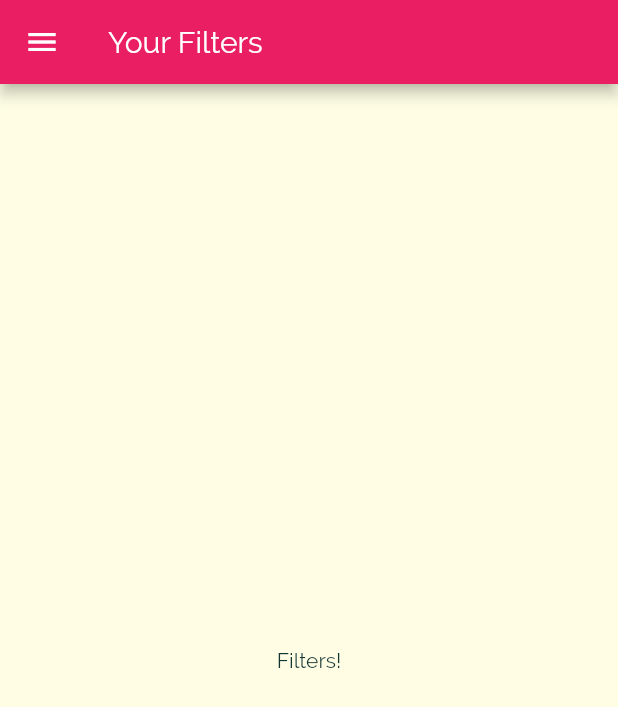
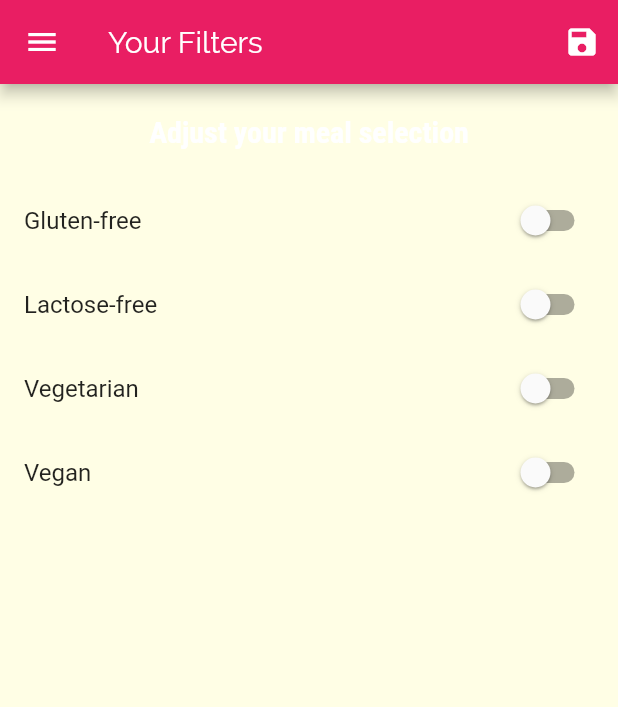
Before and after one commit to josephvisaac/mealsApp, a Flutter app: the FiltersScreen screen opened by its route, on a phone screen of 412 x 824 dp. Shown: the top 707 px of the screen. Run offline on Flutter 3.47's test engine with Material 2 defaults, Android fonts, the phone set to English and light mode, and no system bars.

Commit message:
9/8 beginning

```diff
--- a/lib/main.dart
+++ b/lib/main.dart
@@ -1,13 +1,50 @@
 import 'package:flutter/material.dart';
+import 'package:mealsApp/dummy_data.dart';
 import 'package:mealsApp/screens/filters_screen.dart';
 import 'screens/tabs_screen.dart';
+import './models/meal.dart';
 import './screens/meal_detail_screen.dart';
-import 'package:mealsApp/screens/category_meals_screen.dart';
+import './screens/category_meals_screen.dart';
 // import 'screens/categories_screen.dart';
 
 void main() => runApp(MyApp());
 
-class MyApp extends StatelessWidget {
+class MyApp extends StatefulWidget {
+  @override
+  _MyAppState createState() => _MyAppState();
+}
+
+class _MyAppState extends State<MyApp> {
+  List<Meal> _availableMeals = DUMMY_MEALS;
+  Map<String, bool> _filters = {
+    'gluten': false,
+    'lactose': false,
+    'vegetarian': false,
+    'vegan': false,
+  };
+
+  void _setFilters(Map<String, bool> filterData) {
+    setState(() {
+      _filters = filterData;
+      _availableMeals = DUMMY_MEALS.where((meal) {
+        if (_filters['gluten'] && !meal.isGlutenFree) {
+          return false;
+        }
+        if (_filters['lactose'] && !meal.isLactoseFree) {
+          return false;
+        }
+        if (_filters['vegetarian'] && !meal.isVegetarian) {
+          return false;
+        }
+        if (_filters['vegan'] && !meal.isVegan) {
+          return false;
+        }
+
+        return true;
+      }).toList();
+    });
+  }
+
   @override
   Widget build(BuildContext context) {
     return MaterialApp(
@@ -34,12 +71,16 @@ class MyApp extends StatelessWidget {
       ),
       home: TabsScreen(),
       routes: {
-        CategoryMealsScreen.route: (ctx) => CategoryMealsScreen(),
+        CategoryMealsScreen.route: (ctx) =>
+            CategoryMealsScreen(_availableMeals),
         MealDetailScreen.route: (ctx) => MealDetailScreen(),
-        FiltersScreen.route: (ctx) => FiltersScreen(),
+        FiltersScreen.route: (ctx) => FiltersScreen(
+              saveFilters: _setFilters,
+              filters: _filters,
+            ),
       },
-        //onGenerateRoute is helpful for other apps
-        //onUnknownRoute is your 404 for mobile basically
+      //onGenerateRoute is helpful for other apps
+      //onUnknownRoute is your 404 for mobile basically
     );
   }
 }
--- a/lib/screens/category_meals_screen.dart
+++ b/lib/screens/category_meals_screen.dart
@@ -6,6 +6,8 @@ import '../models/meal.dart';
 
 class CategoryMealsScreen extends StatefulWidget {
   static const route = '/selectedCategory';
+  final List<Meal> availableMeals;
+  CategoryMealsScreen(this.availableMeals);
 
   @override
   _CategoryMealsScreenState createState() => _CategoryMealsScreenState();
@@ -22,7 +24,7 @@ class _CategoryMealsScreenState extends State<CategoryMealsScreen> {
       Map arguments = ModalRoute.of(context).settings.arguments;
       final categoryId = arguments['id'];
       categoryTitle = arguments['title'];
-      displayMeals = DUMMY_MEALS
+      displayMeals = widget.availableMeals
           .where((meal) => meal.categories.contains(categoryId))
           .toList();
       _loadedInitData = true;
--- a/lib/screens/favorites_screen.dart
+++ b/lib/screens/favorites_screen.dart
@@ -3,7 +3,8 @@ class FavoritesScreen extends StatelessWidget {
   @override
   Widget build(BuildContext context) {
     return Container(
-
+      alignment: Alignment.center,
+      child: Text('You have no favorites yet - start adding some!'),
     );
   }
 }
--- a/lib/screens/filters_screen.dart
+++ b/lib/screens/filters_screen.dart
@@ -1,17 +1,121 @@
 import 'package:flutter/material.dart';
 import './main_drawer.dart';
-class FiltersScreen extends StatelessWidget {
+
+class FiltersScreen extends StatefulWidget {
+  final Function saveFilters;
+  final filters;
   static const route = '/filtersScreen';
+  FiltersScreen({this.saveFilters, this.filters});
+  @override
+  _FiltersScreenState createState() => _FiltersScreenState();
+}
+
+class _FiltersScreenState extends State<FiltersScreen> {
+  bool _glutenFree = false;
+  bool _vegetarian = false;
+  bool _vegan = false;
+  bool _lactoseFree = false;
+  @override
+  void initState() {
+    _glutenFree = widget.filters['gluten'];
+    _vegetarian = widget.filters['vegetarian'];
+    _vegan = widget.filters['vegan'];
+    _lactoseFree  = widget.filters['lactose'];
+
+    super.initState();
+  }
+
+  Widget _buildSwitchListTile(
+    String title,
+    String description,
+    bool currentValue,
+    Function updateValue,
+  ) {
+    return SwitchListTile(
+      value: currentValue,
+      title: Text(title),
+      onChanged: updateValue,
+    );
+  }
+
   @override
   Widget build(BuildContext context) {
     return Scaffold(
       drawer: MainDrawer(),
       appBar: AppBar(
         title: Text('Your Filters'),
+        actions: [
+          IconButton(
+            icon: Icon(Icons.save),
+            onPressed: () {
+              final selectedFilters = {
+                'gluten': _glutenFree,
+                'lactose': _lactoseFree,
+                'vegetarian': _vegetarian,
+                'vegan': _vegan,
+              };
+              widget.saveFilters(selectedFilters);
+            },
+          ),
+        ],
       ),
-      body: Center(
-      child: Text('Filters!'),
-    ),
+      body: Column(
+        children: [
+          Container(
+            padding: EdgeInsets.all(20),
+            child: Text(
+              'Adjust your meal selection',
+              style: Theme.of(context).textTheme.headline6,
+            ),
+          ),
+          Expanded(
+            child: ListView(
+              children: [
+                _buildSwitchListTile(
+                  'Gluten-free',
+                  'Only include gluten-free meals',
+                  _glutenFree,
+                  (bool newValue) {
+                    setState(() {
+                      _glutenFree = newValue;
+                    });
+                  },
+                ),
+                _buildSwitchListTile(
+                  'Lactose-free',
+                  'Only include Lactose-free meals',
+                  _lactoseFree,
+                  (bool newValue) {
+                    setState(() {
+                      _lactoseFree = newValue;
+                    });
+                  },
+                ),
+                _buildSwitchListTile(
+                  'Vegetarian',
+                  'Only include vegetarian meals',
+                  _vegetarian,
+                  (bool newValue) {
+                    setState(() {
+                      _vegetarian = newValue;
+                    });
+                  },
+                ),
+                _buildSwitchListTile(
+                  'Vegan',
+                  'Only include vegan meals',
+                  _vegan,
+                  (bool newValue) {
+                    setState(() {
+                      _vegan = newValue;
+                    });
+                  },
+                ),
+              ],
+            ),
+          ),
+        ],
+      ),
     );
   }
 }
```
